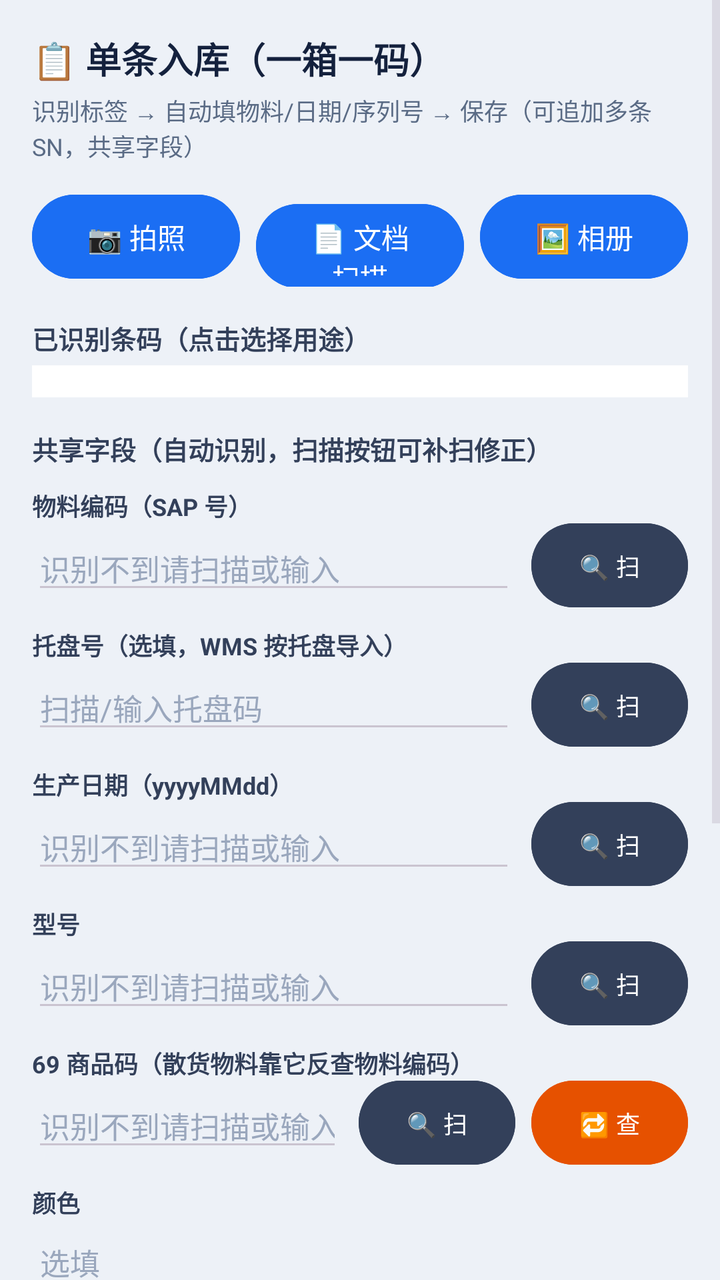
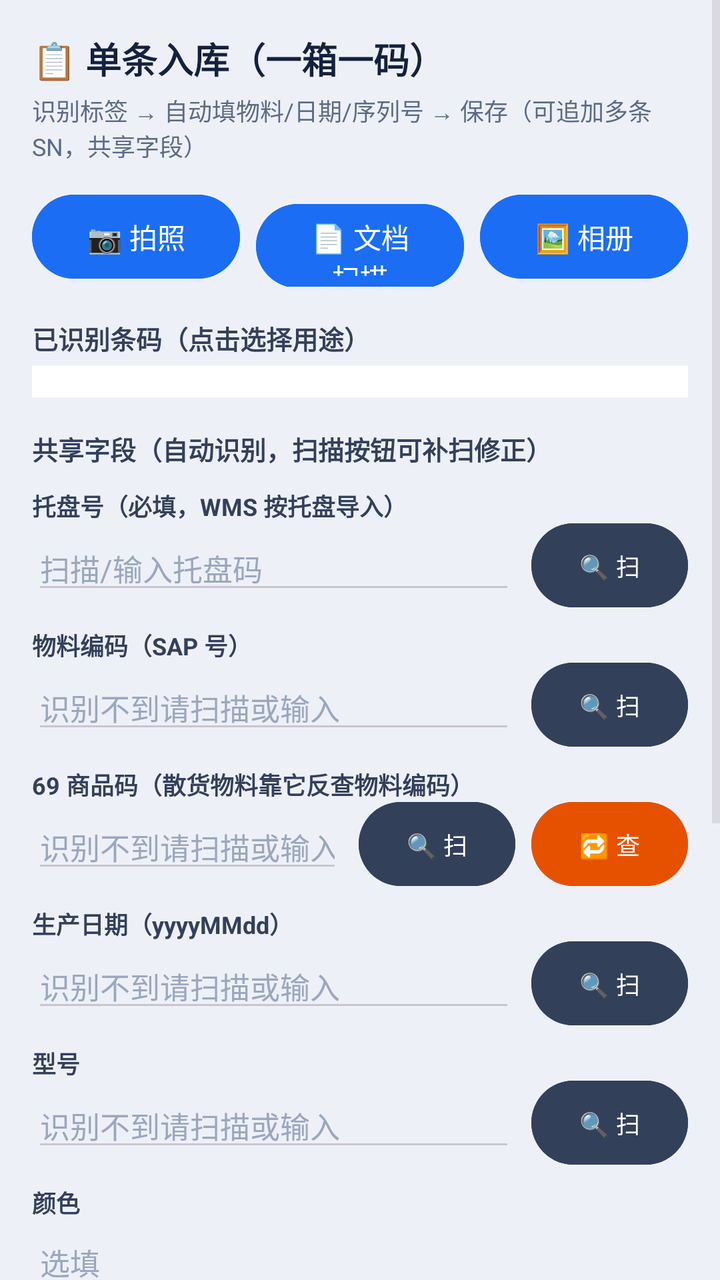

Screens rendered from an Android XML layout before and after an edit, with the pre-edit source and the edit as a unified diff.
<!-- AndroidManifest.xml: application theme Theme.LabelScanner -->
<!-- res/layout/activity_single_inbound.xml -->
<?xml version="1.0" encoding="utf-8"?>
<ScrollView xmlns:android="http://schemas.android.com/apk/res/android"
    android:layout_width="match_parent"
    android:layout_height="match_parent"
    android:background="#EDF1F7"
    android:fillViewport="true">

    <LinearLayout
        android:layout_width="match_parent"
        android:layout_height="wrap_content"
        android:orientation="vertical"
        android:padding="16dp">

        <TextView
            android:layout_width="match_parent"
            android:layout_height="wrap_content"
            android:text="📋 单条入库（一箱一码）"
            android:textSize="18sp"
            android:textStyle="bold"
            android:textColor="#14213D" />

        <TextView
            android:layout_width="match_parent"
            android:layout_height="wrap_content"
            android:layout_marginTop="4dp"
            android:text="识别标签 → 自动填物料/日期/序列号 → 保存（可追加多条 SN，共享字段）"
            android:textSize="12sp"
            android:textColor="#5A6B85" />

        
        <LinearLayout
            android:layout_width="match_parent"
            android:layout_height="wrap_content"
            android:layout_marginTop="12dp"
            android:orientation="horizontal">

            <Button
                android:id="@+id/btnTakePhoto"
                android:layout_width="0dp"
                android:layout_height="50dp"
                android:layout_weight="1"
                android:backgroundTint="#1B6EF3"
                android:text="📷 拍照"
                android:textColor="#FFFFFF"
                android:textSize="14sp" />

            <Button
                android:id="@+id/btnScanDoc"
                android:layout_width="0dp"
                android:layout_height="50dp"
                android:layout_weight="1"
                android:layout_marginStart="8dp"
                android:backgroundTint="#1B6EF3"
                android:text="📄 文档扫描"
                android:textColor="#FFFFFF"
                android:textSize="14sp" />

            <Button
                android:id="@+id/btnPickGallery"
                android:layout_width="0dp"
                android:layout_height="50dp"
                android:layout_weight="1"
                android:layout_marginStart="8dp"
                android:backgroundTint="#1B6EF3"
                android:text="🖼️ 相册"
                android:textColor="#FFFFFF"
                android:textSize="14sp" />
        </LinearLayout>

        
        <TextView
            android:layout_width="match_parent"
            android:layout_height="wrap_content"
            android:layout_marginTop="16dp"
            android:text="已识别条码（点击选择用途）"
            android:textSize="13sp"
            android:textStyle="bold"
            android:textColor="#33405A" />

        <LinearLayout
            android:id="@+id/llCodeCandidates"
            android:layout_width="match_parent"
            android:layout_height="wrap_content"
            android:layout_marginTop="4dp"
            android:orientation="vertical"
            android:background="#FFFFFF"
            android:padding="8dp" />

        
        <TextView
            android:layout_width="match_parent"
            android:layout_height="wrap_content"
            android:layout_marginTop="16dp"
            android:text="共享字段（自动识别，扫描按钮可补扫修正）"
            android:textSize="13sp"
            android:textStyle="bold"
            android:textColor="#33405A" />

        <TextView
            android:layout_width="match_parent"
            android:layout_height="wrap_content"
            android:layout_marginTop="10dp"
            android:text="物料编码（SAP 号）"
            android:textSize="12sp"
            android:textStyle="bold"
            android:textColor="#33405A" />

        <LinearLayout
            android:layout_width="match_parent"
            android:layout_height="wrap_content"
            android:orientation="horizontal"
            android:gravity="center_vertical">

            <EditText
                android:id="@+id/etMaterial"
                android:layout_width="0dp"
                android:layout_height="wrap_content"
                android:layout_weight="1"
                android:hint="识别不到请扫描或输入"
                android:textSize="15sp"
                android:textColor="#14213D"
                android:textColorHint="#9AA7BD" />

            <Button
                android:id="@+id/btnScanMaterial"
                android:layout_width="wrap_content"
                android:layout_height="42dp"
                android:layout_marginStart="8dp"
                android:backgroundTint="#33405A"
                android:text="🔍 扫"
                android:textColor="#FFFFFF"
                android:textSize="12sp"
                android:minWidth="64dp"
                android:insetTop="0dp"
                android:insetBottom="0dp" />
        </LinearLayout>

        <TextView
            android:layout_width="match_parent"
            android:layout_height="wrap_content"
            android:layout_marginTop="10dp"
            android:text="托盘号（选填，WMS 按托盘导入）"
            android:textSize="12sp"
            android:textStyle="bold"
            android:textColor="#33405A" />

        <LinearLayout
            android:layout_width="match_parent"
            android:layout_height="wrap_content"
            android:orientation="horizontal"
            android:gravity="center_vertical">

            <EditText
                android:id="@+id/etTrayCode"
                android:layout_width="0dp"
                android:layout_height="wrap_content"
                android:layout_weight="1"
                android:hint="扫描/输入托盘码"
                android:textSize="15sp"
                android:textColor="#14213D"
                android:textColorHint="#9AA7BD" />

            <Button
                android:id="@+id/btnScanTrayCode"
                android:layout_width="wrap_content"
                android:layout_height="42dp"
                android:layout_marginStart="8dp"
                android:backgroundTint="#33405A"
                android:text="🔍 扫"
                android:textColor="#FFFFFF"
                android:textSize="12sp"
                android:minWidth="64dp"
                android:insetTop="0dp"
                android:insetBottom="0dp" />
        </LinearLayout>

        <TextView
            android:layout_width="match_parent"
            android:layout_height="wrap_content"
            android:layout_marginTop="10dp"
            android:text="生产日期（yyyyMMdd）"
            android:textSize="12sp"
            android:textStyle="bold"
            android:textColor="#33405A" />

        <LinearLayout
            android:layout_width="match_parent"
            android:layout_height="wrap_content"
            android:orientation="horizontal"
            android:gravity="center_vertical">

            <EditText
                android:id="@+id/etDate"
                android:layout_width="0dp"
                android:layout_height="wrap_content"
                android:layout_weight="1"
                android:hint="识别不到请扫描或输入"
                android:textSize="15sp"
                android:textColor="#14213D"
                android:textColorHint="#9AA7BD"
                android:inputType="number" />

            <Button
                android:id="@+id/btnScanDate"
                android:layout_width="wrap_content"
                android:layout_height="42dp"
                android:layout_marginStart="8dp"
                android:backgroundTint="#33405A"
                android:text="🔍 扫"
                android:textColor="#FFFFFF"
                android:textSize="12sp"
                android:minWidth="64dp"
                android:insetTop="0dp"
                android:insetBottom="0dp" />
        </LinearLayout>

        <TextView
            android:layout_width="match_parent"
            android:layout_height="wrap_content"
            android:layout_marginTop="10dp"
            android:text="型号"
            android:textSize="12sp"
            android:textStyle="bold"
            android:textColor="#33405A" />

        <LinearLayout
            android:layout_width="match_parent"
            android:layout_height="wrap_content"
            android:orientation="horizontal"
            android:gravity="center_vertical">

            <EditText
                android:id="@+id/etModel"
                android:layout_width="0dp"
                android:layout_height="wrap_content"
                android:layout_weight="1"
                android:hint="识别不到请扫描或输入"
                android:textSize="15sp"
                android:textColor="#14213D"
                android:textColorHint="#9AA7BD" />

            <Button
                android:id="@+id/btnScanModel"
                android:layout_width="wrap_content"
                android:layout_height="42dp"
                android:layout_marginStart="8dp"
                android:backgroundTint="#33405A"
                android:text="🔍 扫"
                android:textColor="#FFFFFF"
                android:textSize="12sp"
                android:minWidth="64dp"
                android:insetTop="0dp"
                android:insetBottom="0dp" />
        </LinearLayout>

        <TextView
            android:layout_width="match_parent"
            android:layout_height="wrap_content"
            android:layout_marginTop="10dp"
            android:text="69 商品码（散货物料靠它反查物料编码）"
            android:textSize="12sp"
            android:textStyle="bold"
            android:textColor="#33405A" />

        <LinearLayout
            android:layout_width="match_parent"
            android:layout_height="wrap_content"
            android:orientation="horizontal"
            android:gravity="center_vertical">

            <EditText
                android:id="@+id/etEan69"
                android:layout_width="0dp"
                android:layout_height="wrap_content"
                android:layout_weight="1"
                android:hint="识别不到请扫描或输入"
                android:textSize="15sp"
                android:textColor="#14213D"
                android:textColorHint="#9AA7BD"
                android:inputType="number" />

            <Button
                android:id="@+id/btnScanEan69"
                android:layout_width="wrap_content"
                android:layout_height="42dp"
                android:layout_marginStart="8dp"
                android:backgroundTint="#33405A"
                android:text="🔍 扫"
                android:textColor="#FFFFFF"
                android:textSize="12sp"
                android:minWidth="64dp"
                android:insetTop="0dp"
                android:insetBottom="0dp" />

            <Button
                android:id="@+id/btnLookup69"
                android:layout_width="wrap_content"
                android:layout_height="42dp"
                android:layout_marginStart="8dp"
                android:backgroundTint="#E65100"
                android:text="🔁 查"
                android:textColor="#FFFFFF"
                android:textSize="12sp"
                android:minWidth="64dp"
                android:insetTop="0dp"
                android:insetBottom="0dp" />
        </LinearLayout>

        <TextView
            android:layout_width="match_parent"
            android:layout_height="wrap_content"
            android:layout_marginTop="10dp"
            android:text="颜色"
            android:textSize="12sp"
            android:textStyle="bold"
            android:textColor="#33405A" />

        <EditText
            android:id="@+id/etColor"
            android:layout_width="match_parent"
            android:layout_height="wrap_content"
            android:hint="选填"
            android:textSize="15sp"
            android:textColor="#14213D"
            android:textColorHint="#9AA7BD" />

        <TextView
            android:layout_width="match_parent"
            android:layout_height="wrap_content"
            android:layout_marginTop="10dp"
            android:text="硒鼓/耗材型号"
            android:textSize="12sp"
            android:textStyle="bold"
            android:textColor="#33405A" />

        <EditText
            android:id="@+id/etToner"
            android:layout_width="match_parent"
            android:layout_height="wrap_content"
            android:hint="选填"
            android:textSize="15sp"
            android:textColor="#14213D"
            android:textColorHint="#9AA7BD" />

        
        <TextView
            android:layout_width="match_parent"
            android:layout_height="wrap_content"
            android:layout_marginTop="16dp"
            android:text="序列号列表（可追加多条，每 SN 存一行）"
            android:textSize="13sp"
            android:textStyle="bold"
            android:textColor="#33405A" />

        <LinearLayout
            android:layout_width="match_parent"
            android:layout_height="wrap_content"
            android:layout_marginTop="6dp"
            android:orientation="horizontal"
            android:gravity="center_vertical">

            <EditText
                android:id="@+id/etSn"
                android:layout_width="0dp"
                android:layout_height="wrap_content"
                android:layout_weight="1"
                android:hint="手动输入/扫描序列号"
                android:textSize="14sp"
                android:textColor="#14213D"
                android:textColorHint="#9AA7BD"
                android:inputType="text" />

            <Button
                android:id="@+id/btnScanAddSn"
                android:layout_width="wrap_content"
                android:layout_height="42dp"
                android:layout_marginStart="8dp"
                android:backgroundTint="#1B6EF3"
                android:text="🔍 扫"
                android:textColor="#FFFFFF"
                android:textSize="12sp"
                android:minWidth="64dp"
                android:insetTop="0dp"
                android:insetBottom="0dp" />

            <Button
                android:id="@+id/btnAddSn"
                android:layout_width="wrap_content"
                android:layout_height="42dp"
                android:layout_marginStart="8dp"
                android:backgroundTint="#1B9E4B"
                android:text="＋加"
                android:textColor="#FFFFFF"
                android:textSize="12sp"
                android:minWidth="64dp"
                android:insetTop="0dp"
                android:insetBottom="0dp" />
        </LinearLayout>

        <LinearLayout
            android:id="@+id/llSnList"
            android:layout_width="match_parent"
            android:layout_height="wrap_content"
            android:layout_marginTop="4dp"
            android:orientation="vertical" />

        
        <Button
            android:id="@+id/btnSave"
            android:layout_width="match_parent"
            android:layout_height="54dp"
            android:layout_marginTop="16dp"
            android:backgroundTint="#1B9E4B"
            android:text="✅ 保存入库（每 SN 一行）"
            android:textColor="#FFFFFF"
            android:textSize="16sp"
            android:textStyle="bold" />

        <Button
            android:id="@+id/btnReset"
            android:layout_width="match_parent"
            android:layout_height="46dp"
            android:layout_marginTop="8dp"
            android:backgroundTint="#F2F4F8"
            android:text="🔄 清空，下一条"
            android:textColor="#33405A"
            android:textSize="14sp" />

        <TextView
            android:id="@+id/tvStatus"
            android:layout_width="match_parent"
            android:layout_height="wrap_content"
            android:layout_marginTop="12dp"
            android:text=""
            android:textSize="13sp"
            android:textColor="#1B6EF3"
            android:minHeight="40dp" />

    </LinearLayout>
</ScrollView>
<!-- resources referenced by this layout -->
<resources>
  <style name="Theme.LabelScanner" parent="Theme.Material3.Dark.NoActionBar">
          <item name="android:statusBarColor">@android:color/transparent</item>
          <item name="android:navigationBarColor">@android:color/transparent</item>
          <item name="android:windowDrawsSystemBarBackgrounds">true</item>
          <item name="android:windowLightStatusBar">false</item>
          <item name="android:windowLightNavigationBar">false</item>
      </style>
</resources>

<!-- the commit's change to res/layout/activity_single_inbound.xml (unified diff, before → after) -->
@@ -100,6 +100,45 @@
             android:layout_width="match_parent"
             android:layout_height="wrap_content"
             android:layout_marginTop="10dp"
+            android:text="托盘号（必填，WMS 按托盘导入）"
+            android:textSize="12sp"
+            android:textStyle="bold"
+            android:textColor="#33405A" />
+
+        <LinearLayout
+            android:layout_width="match_parent"
+            android:layout_height="wrap_content"
+            android:orientation="horizontal"
+            android:gravity="center_vertical">
+
+            <EditText
+                android:id="@+id/etTrayCode"
+                android:layout_width="0dp"
+                android:layout_height="wrap_content"
+                android:layout_weight="1"
+                android:hint="扫描/输入托盘码"
+                android:textSize="15sp"
+                android:textColor="#14213D"
+                android:textColorHint="#9AA7BD" />
+
+            <Button
+                android:id="@+id/btnScanTrayCode"
+                android:layout_width="wrap_content"
+                android:layout_height="42dp"
+                android:layout_marginStart="8dp"
+                android:backgroundTint="#33405A"
+                android:text="🔍 扫"
+                android:textColor="#FFFFFF"
+                android:textSize="12sp"
+                android:minWidth="64dp"
+                android:insetTop="0dp"
+                android:insetBottom="0dp" />
+        </LinearLayout>
+
+        <TextView
+            android:layout_width="match_parent"
+            android:layout_height="wrap_content"
+            android:layout_marginTop="10dp"
             android:text="物料编码（SAP 号）"
             android:textSize="12sp"
             android:textStyle="bold"
@@ -139,58 +178,19 @@
             android:layout_width="match_parent"
             android:layout_height="wrap_content"
             android:layout_marginTop="10dp"
-            android:text="托盘号（选填，WMS 按托盘导入）"
-            android:textSize="12sp"
-            android:textStyle="bold"
-            android:textColor="#33405A" />
-
-        <LinearLayout
-            android:layout_width="match_parent"
-            android:layout_height="wrap_content"
-            android:orientation="horizontal"
-            android:gravity="center_vertical">
-
-            <EditText
-                android:id="@+id/etTrayCode"
-                android:layout_width="0dp"
-                android:layout_height="wrap_content"
-                android:layout_weight="1"
-                android:hint="扫描/输入托盘码"
-                android:textSize="15sp"
-                android:textColor="#14213D"
-                android:textColorHint="#9AA7BD" />
-
-            <Button
-                android:id="@+id/btnScanTrayCode"
-                android:layout_width="wrap_content"
-                android:layout_height="42dp"
-                android:layout_marginStart="8dp"
-                android:backgroundTint="#33405A"
-                android:text="🔍 扫"
-                android:textColor="#FFFFFF"
-                android:textSize="12sp"
-                android:minWidth="64dp"
-                android:insetTop="0dp"
-                android:insetBottom="0dp" />
-        </LinearLayout>
-
-        <TextView
-            android:layout_width="match_parent"
-            android:layout_height="wrap_content"
-            android:layout_marginTop="10dp"
-            android:text="生产日期（yyyyMMdd）"
-            android:textSize="12sp"
-            android:textStyle="bold"
-            android:textColor="#33405A" />
-
-        <LinearLayout
-            android:layout_width="match_parent"
-            android:layout_height="wrap_content"
-            android:orientation="horizontal"
-            android:gravity="center_vertical">
-
-            <EditText
-                android:id="@+id/etDate"
+            android:text="69 商品码（散货物料靠它反查物料编码）"
+            android:textSize="12sp"
+            android:textStyle="bold"
+            android:textColor="#33405A" />
+
+        <LinearLayout
+            android:layout_width="match_parent"
+            android:layout_height="wrap_content"
+            android:orientation="horizontal"
+            android:gravity="center_vertical">
+
+            <EditText
+                android:id="@+id/etEan69"
                 android:layout_width="0dp"
                 android:layout_height="wrap_content"
                 android:layout_weight="1"
@@ -201,7 +201,7 @@
                 android:inputType="number" />
 
             <Button
-                android:id="@+id/btnScanDate"
+                android:id="@+id/btnScanEan69"
                 android:layout_width="wrap_content"
                 android:layout_height="42dp"
                 android:layout_marginStart="8dp"
@@ -212,35 +212,49 @@
                 android:minWidth="64dp"
                 android:insetTop="0dp"
                 android:insetBottom="0dp" />
-        </LinearLayout>
-
-        <TextView
-            android:layout_width="match_parent"
-            android:layout_height="wrap_content"
-            android:layout_marginTop="10dp"
-            android:text="型号"
-            android:textSize="12sp"
-            android:textStyle="bold"
-            android:textColor="#33405A" />
-
-        <LinearLayout
-            android:layout_width="match_parent"
-            android:layout_height="wrap_content"
-            android:orientation="horizontal"
-            android:gravity="center_vertical">
-
-            <EditText
-                android:id="@+id/etModel"
+
+            <Button
+                android:id="@+id/btnLookup69"
+                android:layout_width="wrap_content"
+                android:layout_height="42dp"
+                android:layout_marginStart="8dp"
+                android:backgroundTint="#E65100"
+                android:text="🔁 查"
+                android:textColor="#FFFFFF"
+                android:textSize="12sp"
+                android:minWidth="64dp"
+                android:insetTop="0dp"
+                android:insetBottom="0dp" />
+        </LinearLayout>
+
+        <TextView
+            android:layout_width="match_parent"
+            android:layout_height="wrap_content"
+            android:layout_marginTop="10dp"
+            android:text="生产日期（yyyyMMdd）"
+            android:textSize="12sp"
+            android:textStyle="bold"
+            android:textColor="#33405A" />
+
+        <LinearLayout
+            android:layout_width="match_parent"
+            android:layout_height="wrap_content"
+            android:orientation="horizontal"
+            android:gravity="center_vertical">
+
+            <EditText
+                android:id="@+id/etDate"
                 android:layout_width="0dp"
                 android:layout_height="wrap_content"
                 android:layout_weight="1"
                 android:hint="识别不到请扫描或输入"
                 android:textSize="15sp"
                 android:textColor="#14213D"
-                android:textColorHint="#9AA7BD" />
-
-            <Button
-                android:id="@+id/btnScanModel"
+                android:textColorHint="#9AA7BD"
+                android:inputType="number" />
+
+            <Button
+                android:id="@+id/btnScanDate"
                 android:layout_width="wrap_content"
                 android:layout_height="42dp"
                 android:layout_marginStart="8dp"
@@ -257,48 +271,34 @@
             android:layout_width="match_parent"
             android:layout_height="wrap_content"
             android:layout_marginTop="10dp"
-            android:text="69 商品码（散货物料靠它反查物料编码）"
-            android:textSize="12sp"
-            android:textStyle="bold"
-            android:textColor="#33405A" />
-
-        <LinearLayout
-            android:layout_width="match_parent"
-            android:layout_height="wrap_content"
-            android:orientation="horizontal"
-            android:gravity="center_vertical">
-
-            <EditText
-                android:id="@+id/etEan69"
+            android:text="型号"
+            android:textSize="12sp"
+            android:textStyle="bold"
+            android:textColor="#33405A" />
+
+        <LinearLayout
+            android:layout_width="match_parent"
+            android:layout_height="wrap_content"
+            android:orientation="horizontal"
+            android:gravity="center_vertical">
+
+            <EditText
+                android:id="@+id/etModel"
                 android:layout_width="0dp"
                 android:layout_height="wrap_content"
                 android:layout_weight="1"
                 android:hint="识别不到请扫描或输入"
                 android:textSize="15sp"
                 android:textColor="#14213D"
-                android:textColorHint="#9AA7BD"
-                android:inputType="number" />
-
-            <Button
-                android:id="@+id/btnScanEan69"
+                android:textColorHint="#9AA7BD" />
+
+            <Button
+                android:id="@+id/btnScanModel"
                 android:layout_width="wrap_content"
                 android:layout_height="42dp"
                 android:layout_marginStart="8dp"
                 android:backgroundTint="#33405A"
                 android:text="🔍 扫"
-                android:textColor="#FFFFFF"
-                android:textSize="12sp"
-                android:minWidth="64dp"
-                android:insetTop="0dp"
-                android:insetBottom="0dp" />
-
-            <Button
-                android:id="@+id/btnLookup69"
-                android:layout_width="wrap_content"
-                android:layout_height="42dp"
-                android:layout_marginStart="8dp"
-                android:backgroundTint="#E65100"
-                android:text="🔁 查"
                 android:textColor="#FFFFFF"
                 android:textSize="12sp"
                 android:minWidth="64dp"
